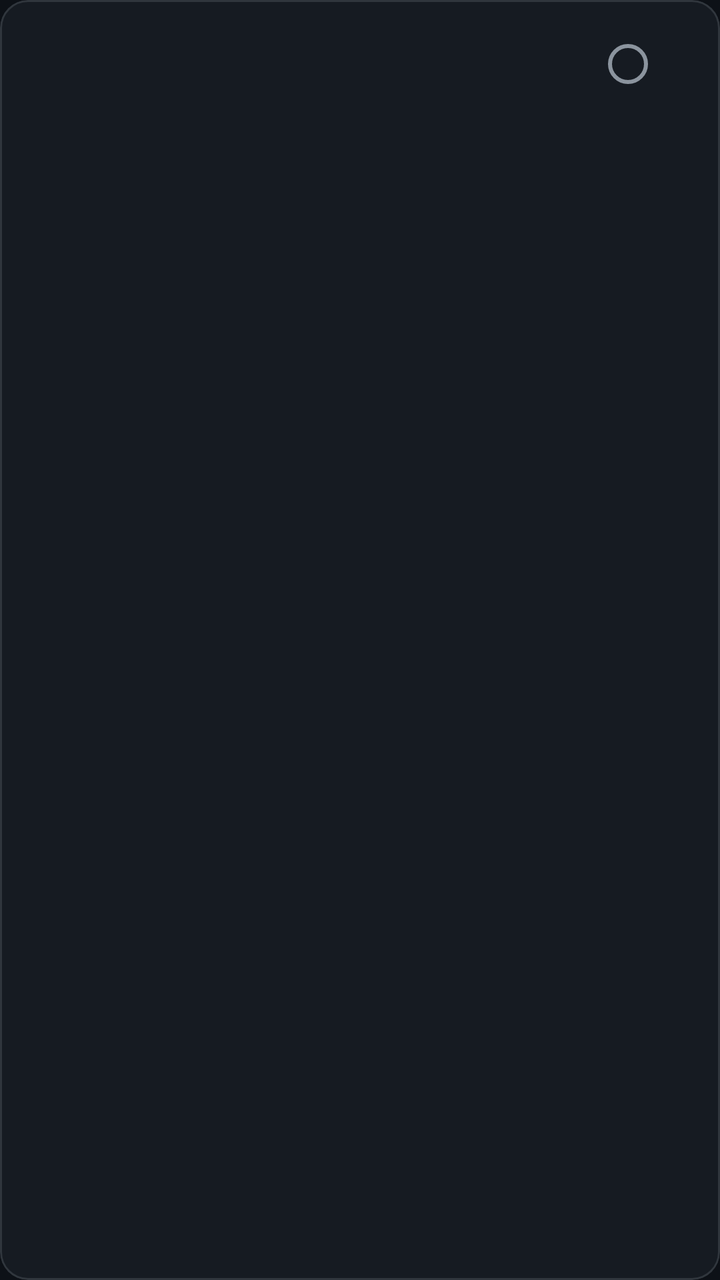
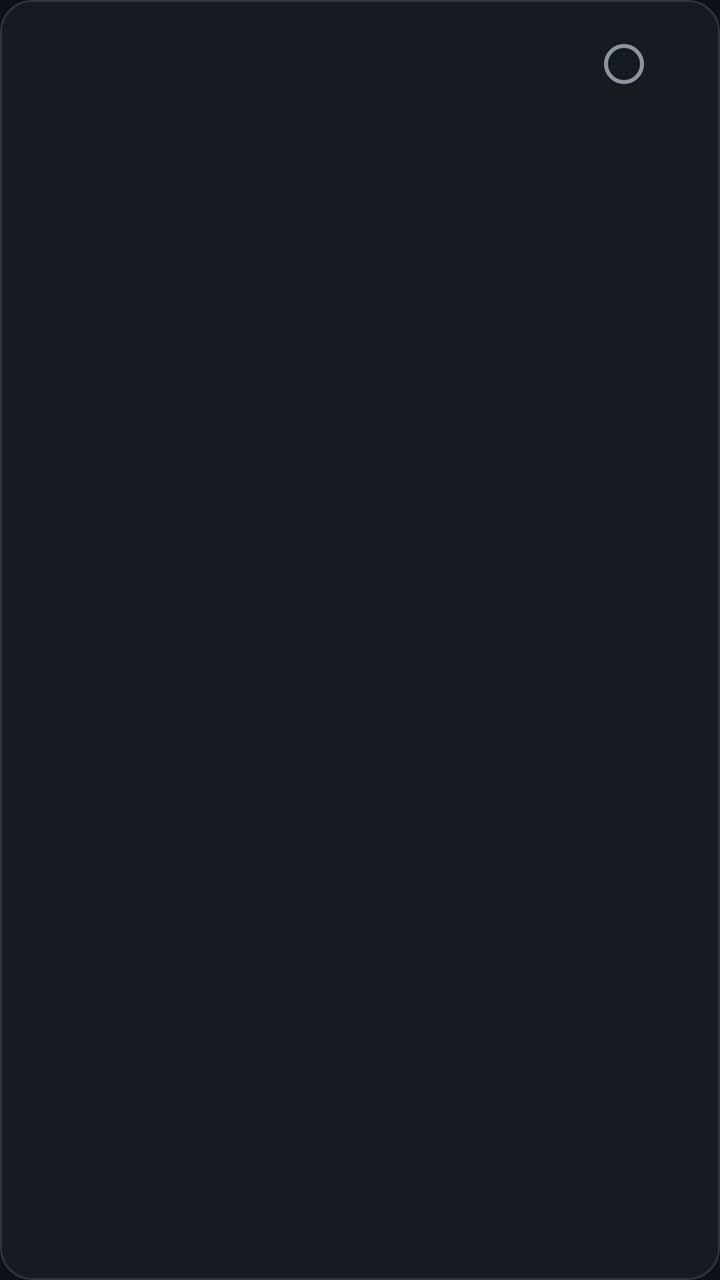

Before-and-after screenshots of an Android layout around one commit, followed by the original layout XML and the change that was made.
<!-- AndroidManifest.xml: application theme Theme.Flux -->
<!-- res/layout/item_theme_option.xml -->
<?xml version="1.0" encoding="utf-8"?>
<com.google.android.material.card.MaterialCardView
    xmlns:android="http://schemas.android.com/apk/res/android"
    xmlns:app="http://schemas.android.com/apk/res-auto"
    android:id="@+id/root"
    android:layout_width="match_parent"
    android:layout_height="wrap_content"
    android:layout_marginHorizontal="8dp"
    android:layout_marginVertical="4dp"
    android:clickable="true"
    android:focusable="true"
    android:foreground="?attr/selectableItemBackground"
    app:cardCornerRadius="14dp"
    app:cardElevation="0dp"
    app:strokeWidth="1dp"
    app:strokeColor="?attr/colorOutline"
    app:cardBackgroundColor="?attr/colorSurface">

    <LinearLayout
        android:layout_width="match_parent"
        android:layout_height="wrap_content"
        android:orientation="horizontal"
        android:gravity="center_vertical"
        android:minHeight="48dp"
        android:paddingHorizontal="14dp"
        android:paddingVertical="8dp">

        <LinearLayout
            android:layout_width="0dp"
            android:layout_height="wrap_content"
            android:layout_weight="1"
            android:orientation="vertical">

            <com.google.android.material.textview.MaterialTextView
                android:id="@+id/title"
                android:layout_width="wrap_content"
                android:layout_height="wrap_content"
                android:textColor="?attr/colorOnSurface"
                android:textSize="14sp"
                android:maxLines="1"
                android:ellipsize="end"/>

            <com.google.android.material.textview.MaterialTextView
                android:id="@+id/subtitle"
                android:layout_width="wrap_content"
                android:layout_height="wrap_content"
                android:textColor="?attr/colorOnSurfaceVariant"
                android:textSize="11sp"
                android:layout_marginTop="2dp"
                android:maxLines="1"
                android:ellipsize="end"
                android:alpha="0.7"/>

        </LinearLayout>

        <com.google.android.material.radiobutton.MaterialRadioButton
            android:id="@+id/radio"
            android:layout_width="wrap_content"
            android:layout_height="wrap_content"
            android:buttonTint="?attr/colorPrimary"
            android:clickable="false"
            android:focusable="false"/>

    </LinearLayout>

</com.google.android.material.card.MaterialCardView>
<!-- resources referenced by this layout -->
<resources>
  <style name="Theme.Flux" parent="Theme.Flux.Dark" />
  <style name="Theme.Flux.Base" parent="Theme.Material3.DayNight.NoActionBar">
          <item name="android:navigationBarColor">@android:color/transparent</item>
          <item name="android:statusBarColor">@android:color/transparent</item>
          <item name="shadowGlass">?attr/colorSurface</item>
          <item name="shadowGlassStrong">?attr/colorSurfaceVariant</item>
          <item name="shadowGlow">@android:color/transparent</item>
          <item name="shadowScrim">@color/scrim_dark</item>
          <item name="fluxLevel0">@color/flux_level_0</item>
          <item name="fluxLevel1">@color/flux_level_1</item>
          <item name="fluxLevel2">@color/flux_level_2</item>
          <item name="fluxLevel3">@color/flux_level_3</item>
          <item name="fluxLevel4">@color/flux_level_4</item>
          <item name="fluxToday">@color/flux_today</item>
          <item name="doomsdayActive">?attr/colorPrimary</item>
          <item name="doomsdayInactive">?attr/colorSurfaceVariant</item>
      </style>
  <color name="brand_primary">#58A6FF</color>
  <color name="brand_surface">#0D1117</color>
  <color name="brand_secondary">#3FB950</color>
  <color name="brand_surface_raised">#161B22</color>
  <color name="brand_on_surface">#F0F6FC</color>
  <color name="brand_surface_overlay">#21262D</color>
  <color name="brand_on_surface_muted">#8B949E</color>
  <color name="brand_outline">#30363D</color>
  <color name="brand_error">#F85149</color>
  <color name="scrim_dark">#9921262D</color>
  <color name="flux_level_0">#161B22</color>
  <color name="flux_level_1">#0E4429</color>
  <color name="flux_level_2">#006D32</color>
  <color name="flux_level_3">#26A641</color>
  <color name="flux_level_4">#39D353</color>
  <color name="flux_today">#58A6FF</color>
  <!-- unchanged entries left out for length: 1 -->
</resources>

<!-- the commit's change to res/layout/item_theme_option.xml (unified diff, before → after) -->
@@ -5,14 +5,14 @@
     android:id="@+id/root"
     android:layout_width="match_parent"
     android:layout_height="wrap_content"
-    android:layout_marginHorizontal="8dp"
-    android:layout_marginVertical="4dp"
+    android:layout_marginHorizontal="@dimen/space_sm"
+    android:layout_marginVertical="@dimen/space_xs"
     android:clickable="true"
     android:focusable="true"
     android:foreground="?attr/selectableItemBackground"
-    app:cardCornerRadius="14dp"
-    app:cardElevation="0dp"
-    app:strokeWidth="1dp"
+    app:cardCornerRadius="@dimen/card_radius_md"
+    app:cardElevation="@dimen/elevation_none"
+    app:strokeWidth="@dimen/stroke_thin"
     app:strokeColor="?attr/colorOutline"
     app:cardBackgroundColor="?attr/colorSurface">
 
@@ -21,9 +21,9 @@
         android:layout_height="wrap_content"
         android:orientation="horizontal"
         android:gravity="center_vertical"
-        android:minHeight="48dp"
-        android:paddingHorizontal="14dp"
-        android:paddingVertical="8dp">
+        android:minHeight="52dp"
+        android:paddingHorizontal="@dimen/space_lg"
+        android:paddingVertical="@dimen/space_sm">
 
         <LinearLayout
             android:layout_width="0dp"
@@ -36,21 +36,21 @@
                 android:layout_width="wrap_content"
                 android:layout_height="wrap_content"
                 android:textColor="?attr/colorOnSurface"
-                android:textSize="14sp"
+                android:textSize="@dimen/text_body"
                 android:maxLines="1"
-                android:ellipsize="end"/>
+                android:ellipsize="end" />
 
             <com.google.android.material.textview.MaterialTextView
                 android:id="@+id/subtitle"
                 android:layout_width="wrap_content"
                 android:layout_height="wrap_content"
                 android:textColor="?attr/colorOnSurfaceVariant"
-                android:textSize="11sp"
-                android:layout_marginTop="2dp"
+                android:textSize="@dimen/text_label"
+                android:layout_marginTop="@dimen/space_xxs"
                 android:maxLines="1"
                 android:ellipsize="end"
-                android:alpha="0.7"/>
-
+                android:alpha="0.7"
+                style="@style/TextAppearance.Material3.BodySmall" />
         </LinearLayout>
 
         <com.google.android.material.radiobutton.MaterialRadioButton
@@ -59,7 +59,7 @@
             android:layout_height="wrap_content"
             android:buttonTint="?attr/colorPrimary"
             android:clickable="false"
-            android:focusable="false"/>
+            android:focusable="false" />
 
     </LinearLayout>
 
<!-- resource entries referenced after the edit -->
@@ -1,5 +1,14 @@
 <!-- resources referenced by this layout -->
 <resources>
+  <dimen name="card_radius_md">16dp</dimen>
+  <dimen name="elevation_none">0dp</dimen>
+  <dimen name="space_lg">16dp</dimen>
+  <dimen name="space_sm">8dp</dimen>
+  <dimen name="space_xs">4dp</dimen>
+  <dimen name="space_xxs">2dp</dimen>
+  <dimen name="stroke_thin">1dp</dimen>
+  <dimen name="text_body">14sp</dimen>
+  <dimen name="text_label">11sp</dimen>
   <style name="Theme.Flux" parent="Theme.Flux.Dark" />
   <style name="Theme.Flux.Base" parent="Theme.Material3.DayNight.NoActionBar">
           <item name="android:navigationBarColor">@android:color/transparent</item>
@@ -16,6 +25,16 @@
           <item name="fluxToday">@color/flux_today</item>
           <item name="doomsdayActive">?attr/colorPrimary</item>
           <item name="doomsdayInactive">?attr/colorSurfaceVariant</item>
+          <item name="fluxRingFocus">@color/flux_ring_focus</item>
+          <item name="fluxRingStreak">@color/flux_ring_streak</item>
+          <item name="fluxRingTasks">@color/flux_ring_tasks</item>
+          <item name="fluxRingHours">@color/flux_ring_hours</item>
+          <item name="fluxRingTrack">@color/flux_ring_track</item>
+          <item name="fluxGlassBackground">@color/flux_glass_background</item>
+          <item name="fluxGlassStroke">@color/flux_glass_stroke</item>
+          <item name="fluxAuraPrimary">@color/flux_aura_primary</item>
+          <item name="fluxAuraSecondary">@color/flux_aura_secondary</item>
+          <item name="fluxCommandBarBackground">@color/flux_command_bar_background</item>
       </style>
   <color name="brand_primary">#58A6FF</color>
   <color name="brand_surface">#0D1117</color>
@@ -33,6 +52,16 @@
   <color name="flux_level_3">#26A641</color>
   <color name="flux_level_4">#39D353</color>
   <color name="flux_today">#58A6FF</color>
+  <color name="flux_ring_focus">#58A6FF</color>
+  <color name="flux_ring_streak">#3FB950</color>
+  <color name="flux_ring_tasks">#D29922</color>
+  <color name="flux_ring_hours">#BC8CFF</color>
+  <color name="flux_ring_track">#21262D</color>
+  <color name="flux_glass_background">#1AFFFFFF</color>
+  <color name="flux_glass_stroke">#33FFFFFF</color>
+  <color name="flux_aura_primary">#1A58A6FF</color>
+  <color name="flux_aura_secondary">#0A3FB950</color>
+  <color name="flux_command_bar_background">#21262D</color>
   <!-- unchanged entries left out for length: 1 -->
 </resources>
 
